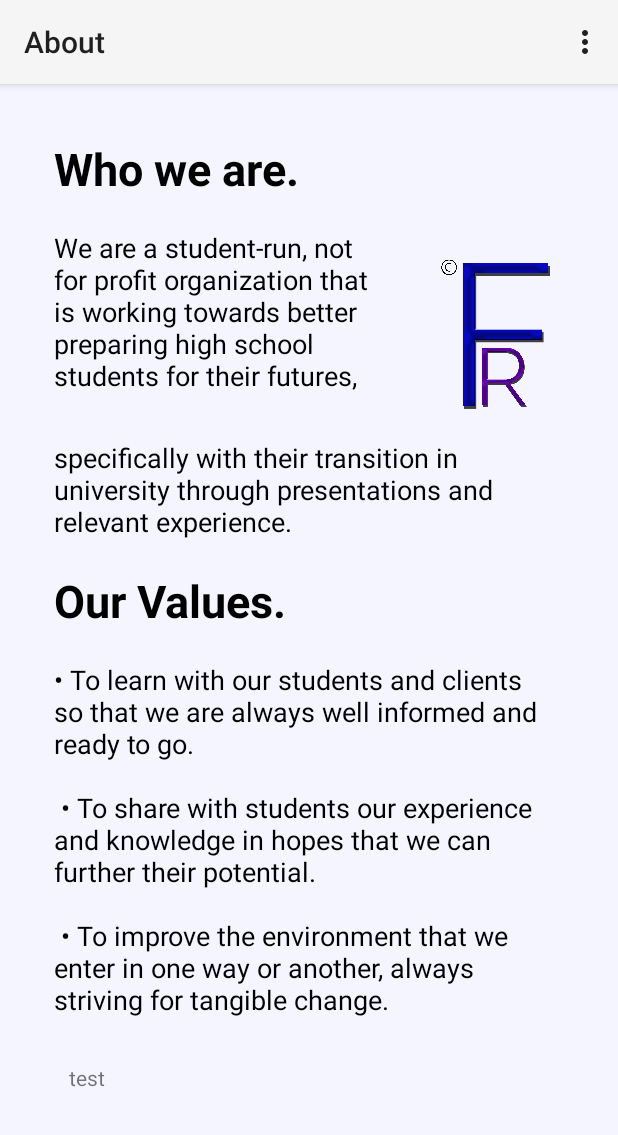
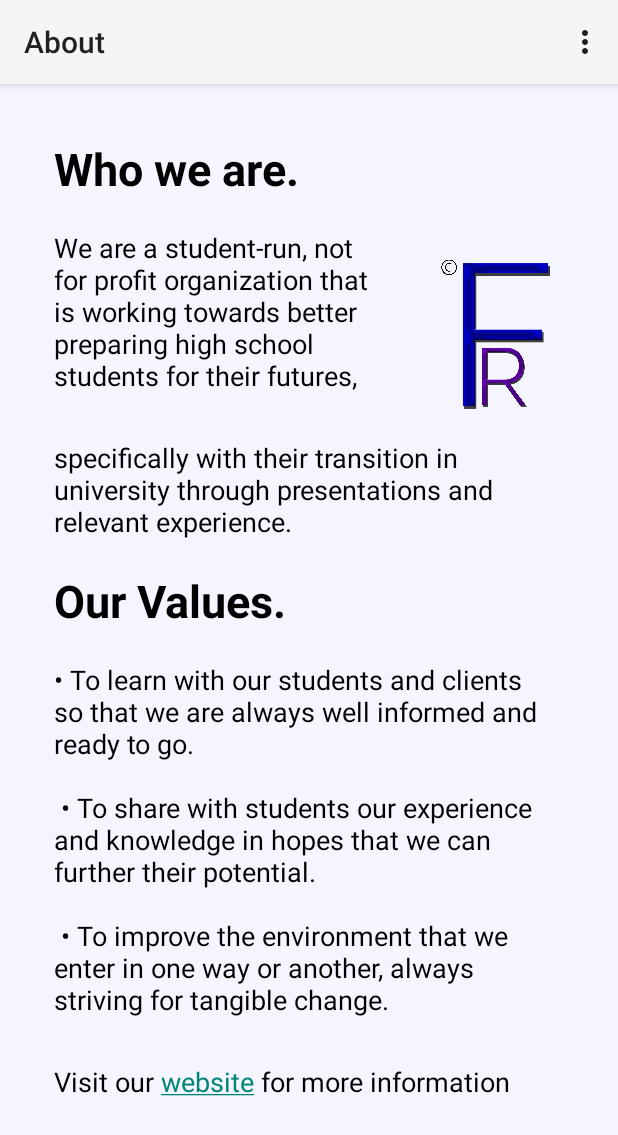
Before and after one commit to vishalkuo/FuturesRevealed, an Android app: the aboutActivity screen opened directly, with no data from a screen before it, on a phone screen of 412 x 824 dp. Shown: the top 1135 px of the screen. Run offline under Robolectric (Android 15) with nearby library versions, the phone set to English and light mode, and no system bars.

Commit message:
Working view pending approval

```diff
--- a/app/src/main/java/vishalkuo/com/futuresrevealed/aboutActivity.java
+++ b/app/src/main/java/vishalkuo/com/futuresrevealed/aboutActivity.java
@@ -2,16 +2,25 @@ package vishalkuo.com.futuresrevealed;
 
 import android.support.v7.app.ActionBarActivity;
 import android.os.Bundle;
+import android.text.Html;
+import android.text.method.LinkMovementMethod;
 import android.view.Menu;
 import android.view.MenuItem;
+import android.widget.TextView;
 
 
 public class aboutActivity extends ActionBarActivity {
+
+    private TextView tv;
 
     @Override
     protected void onCreate(Bundle savedInstanceState) {
         super.onCreate(savedInstanceState);
         setContentView(R.layout.activity_about);
+
+        tv = (TextView)findViewById(R.id.Visit);
+        tv.setText(Html.fromHtml("Visit our <a href = \"http://www.futuresrevealed.ca\">website</a> for more information"));
+        tv.setMovementMethod(LinkMovementMethod.getInstance());
     }
 
 
--- a/app/src/main/java/vishalkuo/com/futuresrevealed/contactActivity.java
+++ b/app/src/main/java/vishalkuo/com/futuresrevealed/contactActivity.java
@@ -10,16 +10,14 @@ import android.widget.TextView;
 
 public class contactActivity extends ActionBarActivity {
 
-    private TextView tv;
+
 
     @Override
     protected void onCreate(Bundle savedInstanceState) {
         super.onCreate(savedInstanceState);
         setContentView(R.layout.activity_contact2);
 
-        tv = (TextView)findViewById(R.id.Visit);
-        tv.setText("Visit our website: <a href = \"http://www.futuresrevealed.ca\">here.</a>");
-        tv.setMovementMethod(LinkMovementMethod.getInstance());
+
     }
 
 
--- a/app/src/main/res/layout/activity_about.xml
+++ b/app/src/main/res/layout/activity_about.xml
@@ -84,11 +84,15 @@
         android:text="@string/values"/>
 
     <TextView
+        style = "@style/Button"
         android:layout_width="match_parent"
         android:layout_height="wrap_content"
         android:layout_below="@id/jots"
-        android:layout_margin="30dp"
+        android:layout_marginTop="30dp"
+        android:layout_marginLeft="20dp"
+        android:layout_marginRight="20dp"
         android:text="test"
+        android:textColor="#000000"
         android:id = "@+id/Visit"/>
 </RelativeLayout>
 </ScrollView>
```
Also changed, not shown: app/src/main/res/drawable-xxhdpi/logocopy.png.
